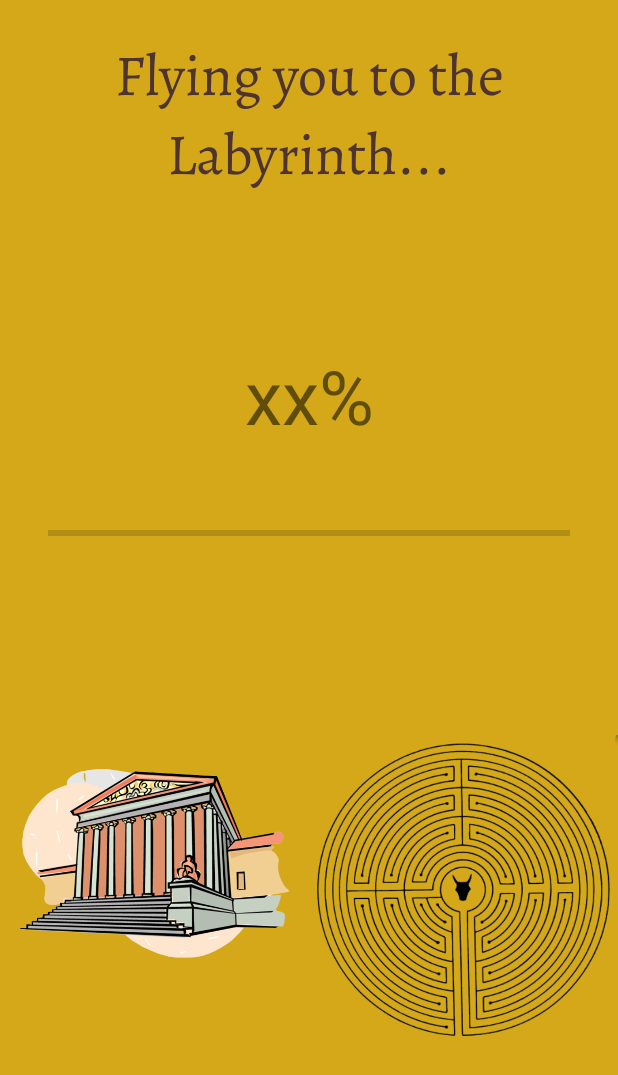
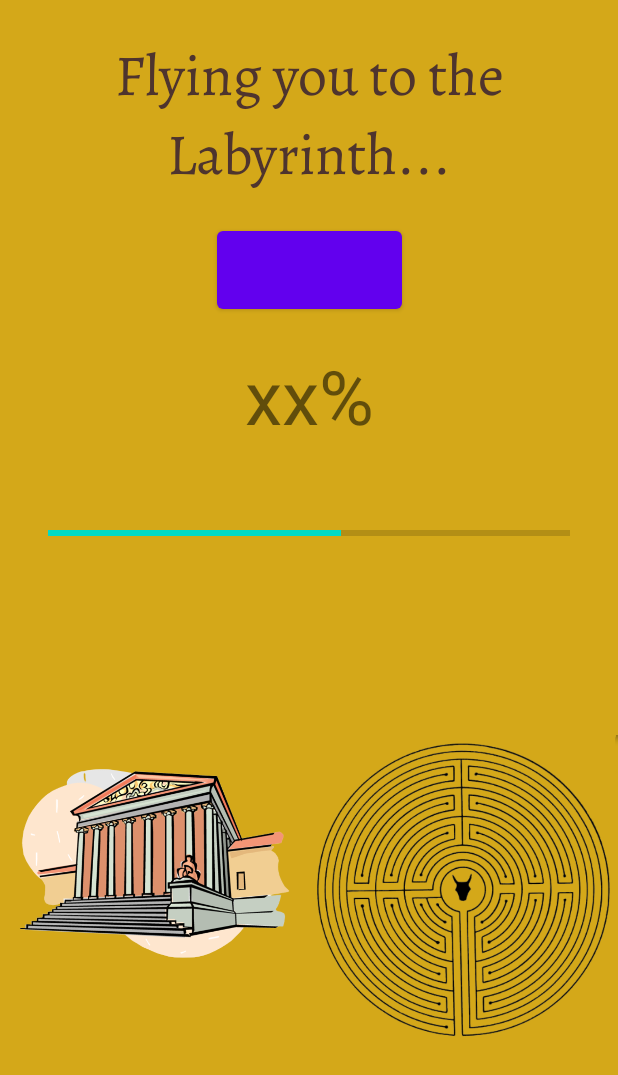
Before and after one commit to svoboda173/AMazeByEliSvoboda, an Android app: the screen it shows after launch (GeneratingActivity), after a tap on "ESCAPE!", on a phone screen of 412 x 824 dp. Shown: the top 1075 px of the screen. Run offline under Robolectric (Android 15) with nearby library versions, the light colour scheme and no system bars; 1 statement that could not run was skipped.

Commit message:
Working switch from title to generating activity, and skeleton generating thread code

```diff
--- a/app/src/main/java/edu/wm/cs/cs301/EliSvoboda/gui/AMazeActivity.java
+++ b/app/src/main/java/edu/wm/cs/cs301/EliSvoboda/gui/AMazeActivity.java
@@ -4,11 +4,13 @@ import androidx.appcompat.app.AppCompatActivity;
 
 import android.content.Intent;
 import android.os.Bundle;
+import android.util.Log;
 import android.view.View;
 import android.widget.Button;
 import android.widget.CheckBox;
 import android.widget.SeekBar;
 import android.widget.Spinner;
+import android.widget.Toast;
 
 import edu.wm.cs.cs301.EliSvoboda.R;
 
@@ -25,11 +27,41 @@ public class AMazeActivity extends AppCompatActivity {
         Spinner modeSpinner = findViewById(R.id.modeSpinner);
         Button retryButton = findViewById(R.id.retryButton);
 
+        boolean includeRooms = false;
+        int currentLevel = 0;
+
+
+
         escapeButton.setOnClickListener(new View.OnClickListener() {
             public void onClick(View v) {
                 Intent intent = new Intent(AMazeActivity.this, GeneratingActivity.class);
                 startActivity(intent);
             }
         });
+
+        sizeBar.setMax(15);
+        sizeBar.setMin(0);
+        sizeBar.setProgress(0);
+        sizeBar.setOnSeekBarChangeListener(new SeekBar.OnSeekBarChangeListener() {
+            @Override
+            public void onProgressChanged(SeekBar sizeBar, int i, boolean b) {
+               currentLevel = i;
+            }
+
+            @Override
+            public void onStartTrackingTouch(SeekBar seekBar) {
+            }
+
+            @Override
+            public void onStopTrackingTouch(SeekBar seekBar) {
+                Log.v("AMazeActivity", "You changed the size of the maze to " + currentLevel);
+                Toast.makeText(AMazeActivity.this, "You changed the size of the maze to " + currentLevel, Toast.LENGTH_SHORT).show();
+            }
+        });
+
+    }
+
+    public void roomsClicked() {
+
     }
 }
--- a/app/src/main/java/edu/wm/cs/cs301/EliSvoboda/gui/GeneratingActivity.java
+++ b/app/src/main/java/edu/wm/cs/cs301/EliSvoboda/gui/GeneratingActivity.java
@@ -2,13 +2,19 @@ package edu.wm.cs.cs301.EliSvoboda.gui;
 
 import androidx.appcompat.app.AppCompatActivity;
 
+import android.content.Intent;
 import android.os.Bundle;
+import android.os.Handler;
 import android.widget.ProgressBar;
 import android.widget.TextView;
 
 import edu.wm.cs.cs301.EliSvoboda.R;
 
 public class GeneratingActivity extends AppCompatActivity {
+
+    private static int progress;
+    private Handler handler = new Handler();
+    private int progressStatus = 0; //Method adopted from http://www.java2s.com/Code/Android/UI/UsingThreadandProgressbar.htm
 
     @Override
     protected void onCreate(Bundle savedInstanceState) {
@@ -17,5 +23,34 @@ public class GeneratingActivity extends AppCompatActivity {
 
         ProgressBar generationProgress = findViewById(R.id.progressBar);
         TextView progressGeneration = findViewById(R.id.progressGenerating);
+
+        int progress = 0;
+        generationProgress.setMax(100);
+        new Thread(new Runnable() {
+            @Override
+            public void run() {
+                while (progressStatus < 100) {
+                    progressStatus = doWork();
+                    handler.post(new Runnable() {
+                        @Override
+                        public void run() {
+                            generationProgress.setProgress(progressStatus);
+                            progressGeneration.setText(progressStatus);
+                        }
+                    });
+                }
+                Intent intent = new Intent(GeneratingActivity.this, GeneratingActivity.class);
+                startActivity(intent);
+            }
+        }).start();
+    }
+
+    private int doWork() {
+        try {
+            Thread.sleep(50);
+        } catch (InterruptedException e) {
+            e.printStackTrace();
+        }
+        return ++progressStatus;
     }
 }
--- a/app/src/main/res/layout/activity_generating.xml
+++ b/app/src/main/res/layout/activity_generating.xml
@@ -72,4 +72,13 @@
             app:srcCompat="@drawable/laybrinth" />
     </LinearLayout>
 
+    <Button
+        android:id="@+id/shortCut"
+        android:layout_width="123dp"
+        android:layout_height="64dp"
+        app:layout_constraintBottom_toTopOf="@+id/progressGenerating"
+        app:layout_constraintEnd_toEndOf="parent"
+        app:layout_constraintStart_toStartOf="parent"
+        app:layout_constraintTop_toBottomOf="@+id/titleMessage" />
+
 </androidx.constraintlayout.widget.ConstraintLayout>
--- a/app/src/main/res/values/strings.xml
+++ b/app/src/main/res/values/strings.xml
@@ -2,5 +2,6 @@
     <string name="app_name">AMazeByEliSvoboda</string>
     <string name= "titleMessage">Escape from the LABYRINTH!</string>
     <string name= "flyingYou">Flying you to the Labyrinth...</string>
+    <string name= "shortCutGeneration">Shortcut to labyrinth</string>
     <string name= "kruskal">Kruskal</string>
 </resources>
```
